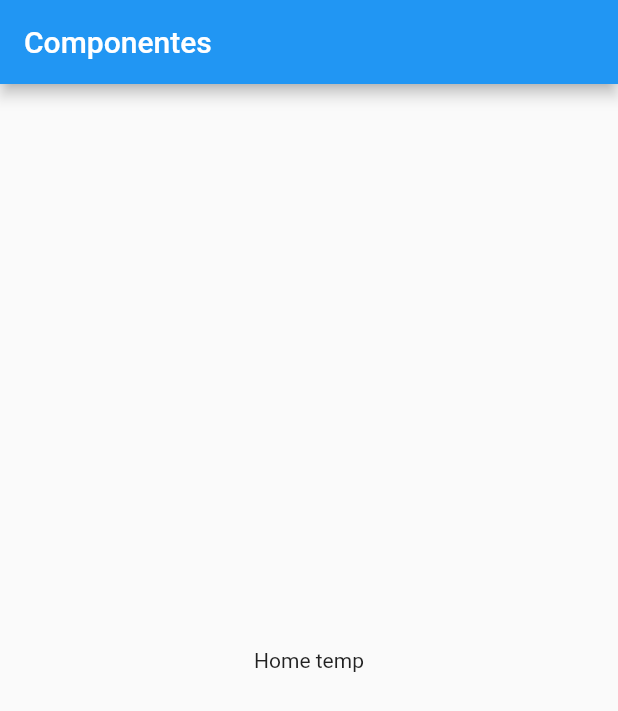
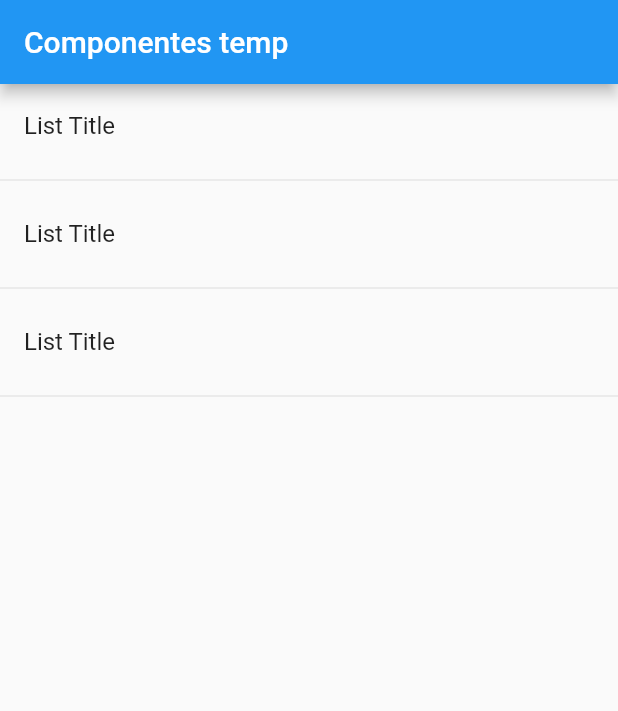
Before and after one commit to RodrigoScott/components, a Flutter app: the screen it shows after launch, on a phone screen of 412 x 824 dp. Shown: the top 711 px of the screen. Run offline on Flutter 3.47's test engine with Material 2 defaults, Android fonts, the phone set to English and light mode, and no system bars.

Commit message:
Add listview

```diff
--- a/lib/main.dart
+++ b/lib/main.dart
@@ -9,13 +9,7 @@ class MyApp extends StatelessWidget {
     return MaterialApp(
       debugShowCheckedModeBanner: false,
       title: 'Segunda Aplicacion',
-      home: Scaffold(
-        appBar: AppBar(
-          title: Text('Componentes'),
-
-        ),
-        body: HomePageTemp()
-      ),
+      home: HomePageTemp(),
     );
   }
 }
--- a/lib/src/pages/home_tempo.dart
+++ b/lib/src/pages/home_tempo.dart
@@ -3,8 +3,23 @@ import 'package:flutter/material.dart';
 class HomePageTemp extends StatelessWidget {
   @override
   Widget build(BuildContext context) {
-    return Center(
-      child: Text('Home temp'),
+    return Scaffold(
+      appBar: AppBar(title: Text('Componentes temp'),
+      ),
+      body: ListView(
+        children: <Widget>[
+          ListTile( title: Text('List Title'),
+          ),
+          Divider(),
+          ListTile( title: Text('List Title'),
+          ),
+          Divider(),
+          ListTile( title: Text('List Title'),
+          ),
+          Divider(),
+
+        ],
+      ),
     );
   }
 }
```
